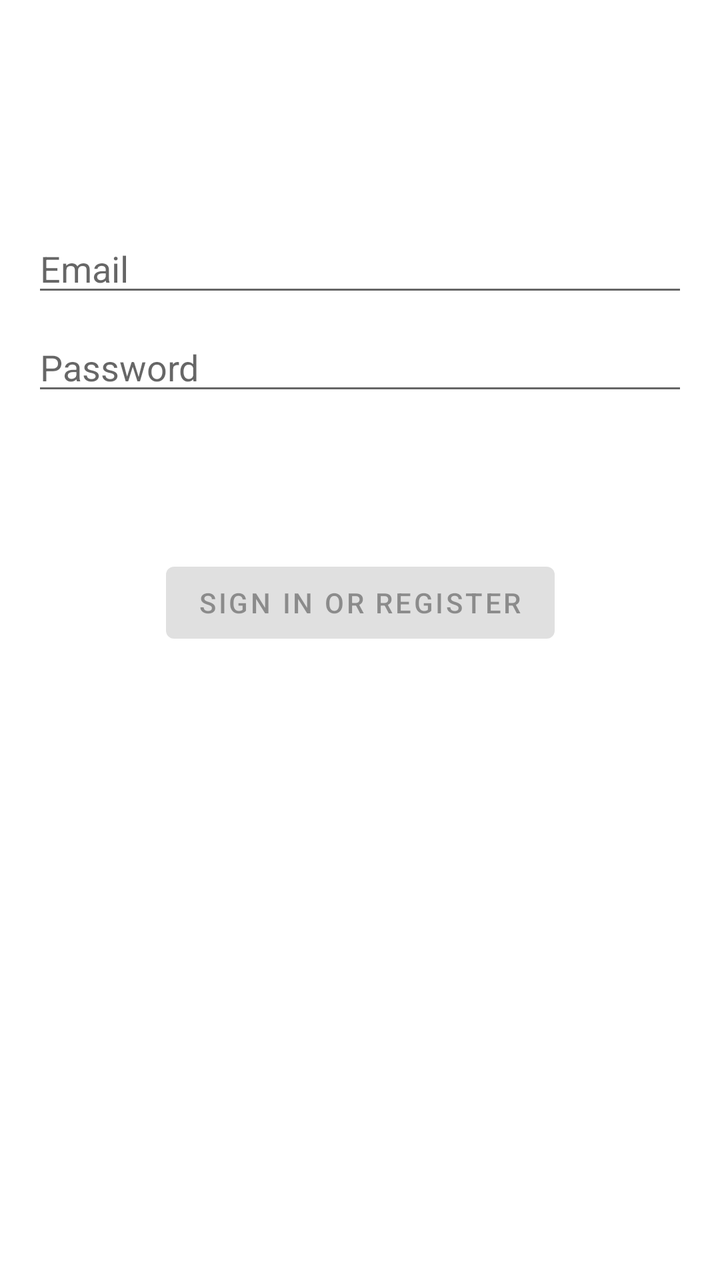
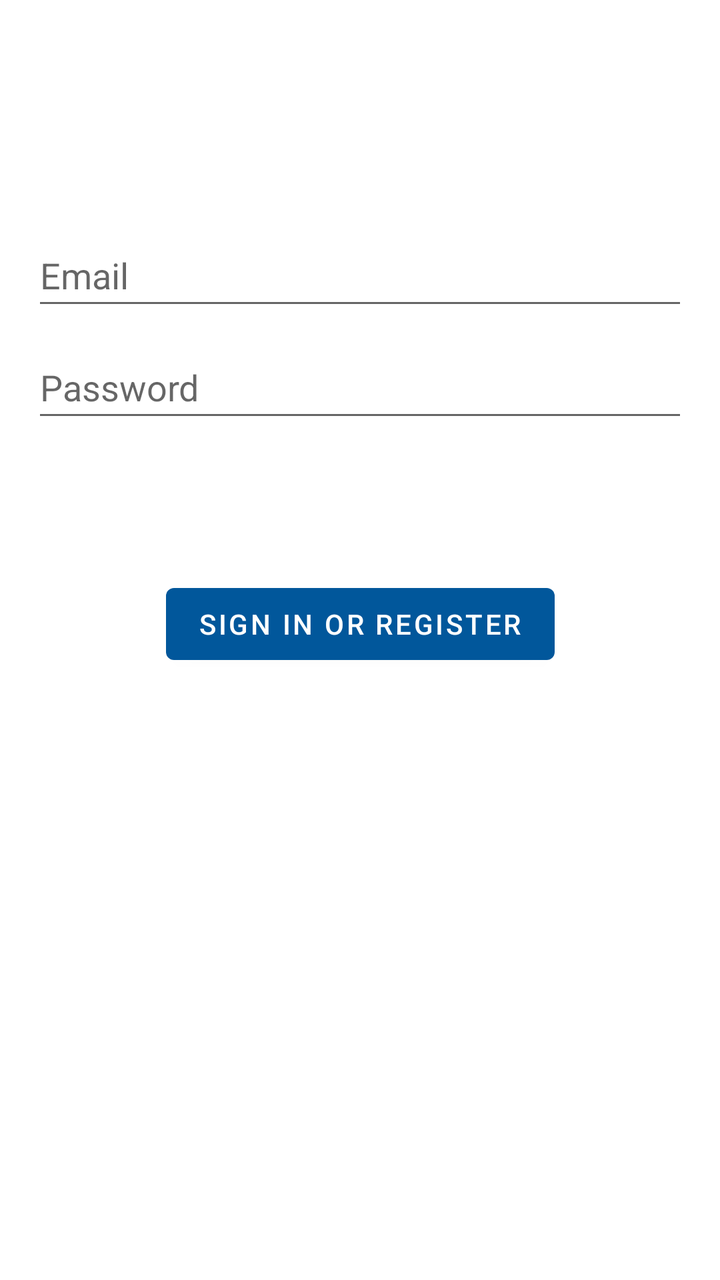

Compare the two renders of this Android layout. The source of the first and the diff that turns it into the second are given below.
<!-- AndroidManifest.xml: application theme Theme.CampusGuidebookTemplate -->
<!-- res/layout/activity_login.xml -->
<?xml version="1.0" encoding="utf-8"?>
<androidx.constraintlayout.widget.ConstraintLayout xmlns:android="http://schemas.android.com/apk/res/android"
    xmlns:app="http://schemas.android.com/apk/res-auto"
    xmlns:tools="http://schemas.android.com/tools"
    android:id="@+id/container"
    android:layout_width="match_parent"
    android:layout_height="match_parent"
    android:paddingLeft="@dimen/activity_horizontal_margin"
    android:paddingTop="@dimen/activity_vertical_margin"
    android:paddingRight="@dimen/activity_horizontal_margin"
    android:paddingBottom="@dimen/activity_vertical_margin"
    tools:context=".login.LoginActivity">

    <EditText
        android:id="@+id/username"
        android:layout_width="0dp"
        android:layout_height="wrap_content"
        android:layout_marginTop="96dp"
        android:hint="@string/prompt_email"
        android:inputType="textEmailAddress"
        android:selectAllOnFocus="true"
        app:layout_constraintEnd_toEndOf="parent"
        app:layout_constraintStart_toStartOf="parent"
        app:layout_constraintTop_toTopOf="parent" />

    <EditText
        android:id="@+id/password"
        android:layout_width="0dp"
        android:layout_height="wrap_content"
        android:layout_marginTop="8dp"
        android:hint="@string/prompt_password"
        android:imeActionLabel="@string/action_sign_in_short"
        android:imeOptions="actionDone"
        android:inputType="textPassword"
        android:selectAllOnFocus="true"
        app:layout_constraintEnd_toEndOf="parent"
        app:layout_constraintStart_toStartOf="parent"
        app:layout_constraintTop_toBottomOf="@+id/username" />

    <Button
        android:id="@+id/login"
        android:layout_width="wrap_content"
        android:layout_height="wrap_content"
        android:layout_gravity="start"
        android:layout_marginTop="16dp"
        android:layout_marginBottom="64dp"
        android:enabled="false"
        android:text="@string/action_sign_in"
        app:layout_constraintBottom_toBottomOf="parent"
        app:layout_constraintEnd_toEndOf="parent"
        app:layout_constraintStart_toStartOf="parent"
        app:layout_constraintTop_toBottomOf="@+id/password"
        app:layout_constraintVertical_bias="0.2" />

    <ProgressBar
        android:id="@+id/loading"
        android:layout_width="wrap_content"
        android:layout_height="wrap_content"
        android:layout_gravity="center"
        android:layout_marginTop="64dp"
        android:layout_marginBottom="64dp"
        android:visibility="gone"
        app:layout_constraintBottom_toBottomOf="parent"
        app:layout_constraintEnd_toEndOf="@+id/password"
        app:layout_constraintStart_toStartOf="@+id/password"
        app:layout_constraintTop_toTopOf="parent"
        app:layout_constraintVertical_bias="0.3" />

</androidx.constraintlayout.widget.ConstraintLayout>
<!-- resources referenced by this layout -->
<resources>
  <dimen name="activity_horizontal_margin">16dp</dimen>
  <dimen name="activity_vertical_margin">16dp</dimen>
  <string name="action_sign_in">Sign in or register</string>
  <string name="action_sign_in_short">Sign in</string>
  <string name="prompt_email">Email</string>
  <string name="prompt_password">Password</string>
  <style name="Theme.CampusGuidebookTemplate" parent="Theme.MaterialComponents.DayNight.DarkActionBar">
  
          
  
  
          <item name="colorOnPrimary">@color/white</item>
  
          
  
  
          <item name="colorOnSecondary">@color/black</item>
  
          
          <item name="android:statusBarColor" tools:targetApi="l">?attr/colorPrimaryVariant</item>
  
          
          <item name="colorPrimary">@color/blue_1</item>
          <item name="colorPrimaryVariant">@color/blue_2</item>
          <item name="colorSecondary">@color/gray_1</item>
          <item name="colorSecondaryVariant">@color/gray_2</item>
  
      </style>
  <color name="white">#FFFFFFFF</color>
  <color name="black">#FF000000</color>
  <color name="blue_1">#FF01579B</color>
  <color name="blue_2">#FF002F6C</color>
  <color name="gray_1">#FFE1E2E1</color>
  <color name="gray_2">#FFA7A9AC</color>
</resources>

<!-- the commit's change to res/layout/activity_login.xml (unified diff, before → after) -->
@@ -18,6 +18,7 @@
         android:layout_marginTop="96dp"
         android:hint="@string/prompt_email"
         android:inputType="textEmailAddress"
+        android:minHeight="48dp"
         android:selectAllOnFocus="true"
         app:layout_constraintEnd_toEndOf="parent"
         app:layout_constraintStart_toStartOf="parent"
@@ -32,6 +33,7 @@
         android:imeActionLabel="@string/action_sign_in_short"
         android:imeOptions="actionDone"
         android:inputType="textPassword"
+        android:minHeight="48dp"
         android:selectAllOnFocus="true"
         app:layout_constraintEnd_toEndOf="parent"
         app:layout_constraintStart_toStartOf="parent"
@@ -44,7 +46,7 @@
         android:layout_gravity="start"
         android:layout_marginTop="16dp"
         android:layout_marginBottom="64dp"
-        android:enabled="false"
+        android:enabled="true"
         android:text="@string/action_sign_in"
         app:layout_constraintBottom_toBottomOf="parent"
         app:layout_constraintEnd_toEndOf="parent"
